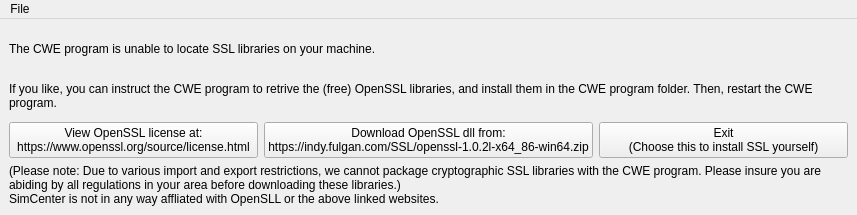
First picture: the form in utilFuncs/fixforssl.ui, repository psempoli/AgaveClientTester, before the edit.
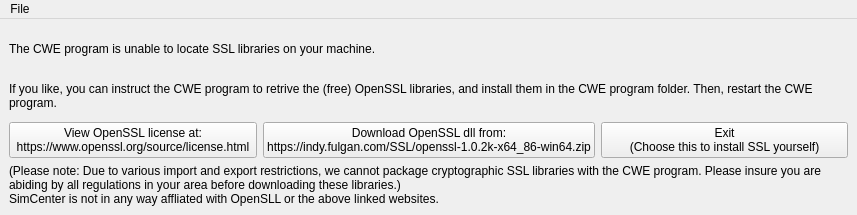
Second picture: the form after the edit.

```diff
--- a/utilFuncs/fixforssl.ui
+++ b/utilFuncs/fixforssl.ui
@@ -56,7 +56,7 @@
         </property>
         <property name="text">
          <string>Download OpenSSL dll from:
-https://indy.fulgan.com/SSL/openssl-1.0.2l-x64_86-win64.zip</string>
+https://indy.fulgan.com/SSL/openssl-1.0.2k-x64_86-win64.zip</string>
         </property>
        </widget>
       </item>
```
